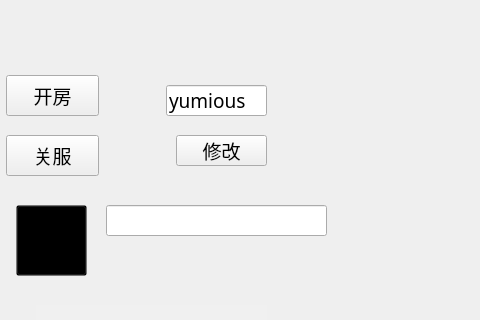
This is Six-Stone-Master-serve/severform.ui in Yooki-K/Six_Stone_Master as Qt 5 draws it before an edit; both pictures show x 444 to 924 and y 125 to 445 of the 924 by 671 pixel window. The edited form follows.
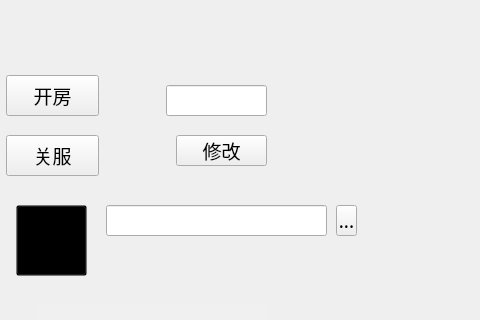
This is the edited form. Icons and pictures are not drawn.

```diff
--- a/Six-Stone-Master-serve/severform.ui
+++ b/Six-Stone-Master-serve/severform.ui
@@ -206,7 +206,7 @@
      </rect>
     </property>
     <property name="text">
-     <string>yumious</string>
+     <string/>
     </property>
    </widget>
    <widget class="QLabel" name="tx">
@@ -300,6 +300,19 @@
     </rect>
    </property>
   </widget>
+  <widget class="QToolButton" name="getpath">
+   <property name="geometry">
+    <rect>
+     <x>780</x>
+     <y>330</y>
+     <width>21</width>
+     <height>31</height>
+    </rect>
+   </property>
+   <property name="text">
+    <string>...</string>
+   </property>
+  </widget>
  </widget>
  <resources/>
  <connections/>
```
